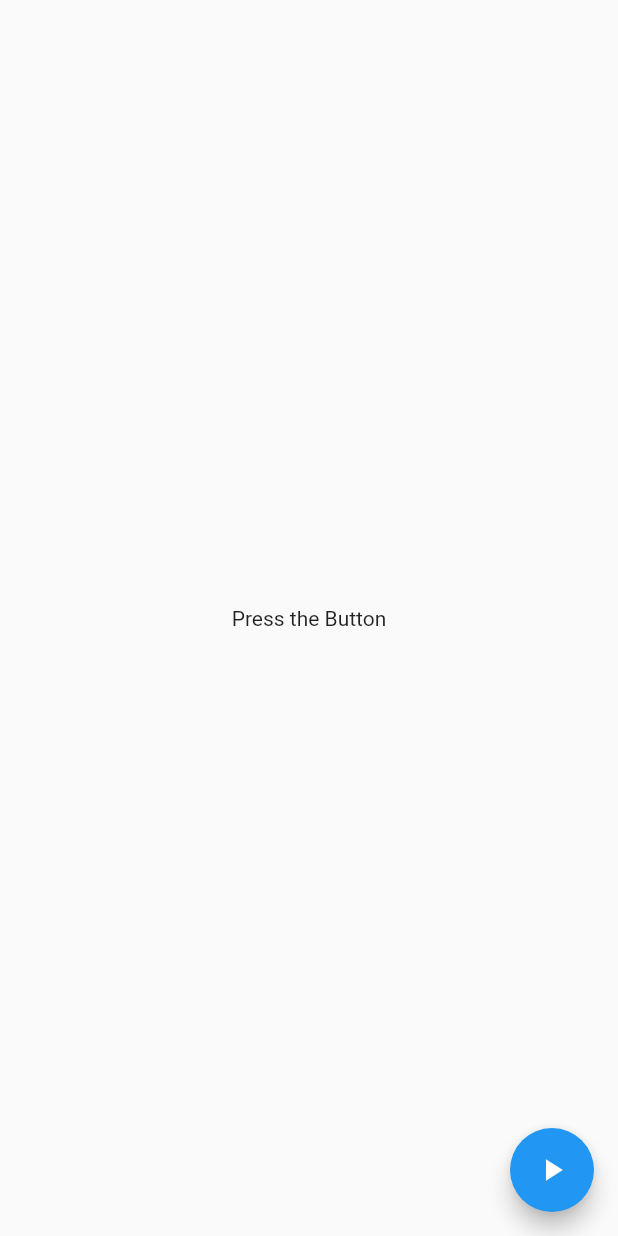
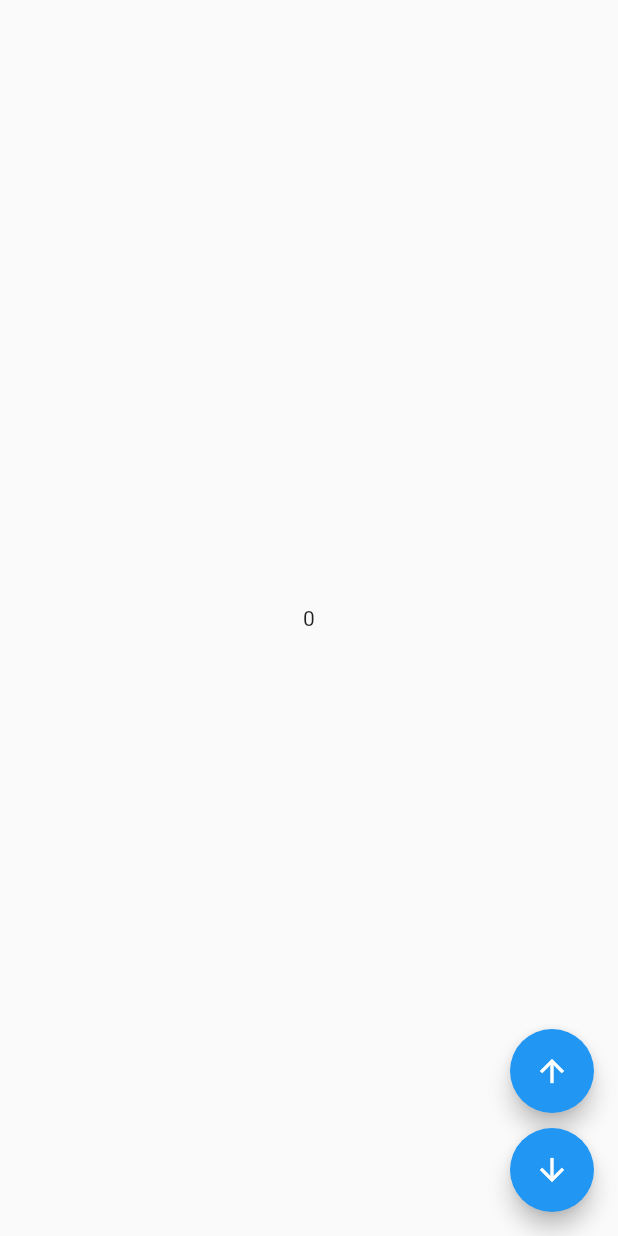
Before and after one commit to malak4822/Database-Test-App, a Flutter app: the MySettings screen opened directly, on a phone screen of 412 x 824 dp. Run offline on Flutter 3.47's test engine with Material 2 defaults, Android fonts, the light colour scheme and no system bars; our stand-ins replace bloc, flutter_bloc, google_fonts; missing offline and left inert: mysql1.

Commit message:
bloc_learning

```diff
--- /dev/null
+++ b/lib/bloc/counter_bloc.dart
@@ -0,0 +1,27 @@
+import 'package:bloc/bloc.dart';
+
+enum CounterEvent { increment, decrement }
+
+class CounterBloc extends Bloc<CounterEvent, int> {
+  CounterBloc() : super(0);
+
+  // {
+  //   on<CounterEvent>((event, emit) async {
+  //     emit(CounterLoading());
+  //     await Future.delayed(const Duration(seconds: 2));
+  //     emit(CounterSuccess());
+  //   });
+  // }
+
+  Stream<int> mapEventToState(CounterEvent event) async* {
+    switch (event) {
+      case CounterEvent.increment:
+        yield state + 1;
+        break;
+      case CounterEvent.decrement:
+        yield state - 1;
+        break;
+    }
+    throw (UnimplementedError);
+  }
+}
--- /dev/null
+++ b/lib/bloc/counter_event.dart
@@ -0,0 +1,5 @@
+part of 'counter_bloc.dart';
+
+abstract class CounterEvent {}
+
+class ChangeCounter extends CounterEvent {}
--- a/lib/bloc/products_bloc.dart
+++ /dev/null
@@ -1,13 +0,0 @@
-import 'package:bloc/bloc.dart';
-import 'package:databaseapp/bloc/products_event.dart';
-import 'package:databaseapp/bloc/products_state.dart';
-
-class ProductsBloc extends Bloc<ProductsEvent, ProductsState> {
-  ProductsBloc() : super(ProductsInitial()) {
-    on<ShowSnackBar>((event, emit) async {
-      emit(ProductsLoading());
-      await Future.delayed(const Duration(seconds: 3));
-      emit(ProductsSuccess());
-    });
-  }
-}
--- a/lib/bloc/products_event.dart
+++ /dev/null
@@ -1,8 +0,0 @@
-import 'package:meta/meta.dart';
-
-@immutable
-abstract class ProductsEvent {}
-
-class ShowSnackBar extends ProductsEvent {}
-
-class ChangeValue extends ProductsEvent {}
--- a/lib/bloc/products_state.dart
+++ /dev/null
@@ -1,21 +0,0 @@
-import 'package:flutter/material.dart';
-import 'package:meta/meta.dart';
-
-@immutable
-//
-abstract class ProductsState {}
-
-class ProductsInitial extends ProductsState {}
-
-class ProductsLoading extends ProductsState {}
-
-class ProductsSuccess extends ProductsState {}
-
-//
-abstract class CounterState {}
-
-class CounterInitial extends CounterState {}
-
-class CounterLoading extends CounterState {}
-
-class CounterSuccess extends CounterState {}
--- a/lib/settings.dart
+++ b/lib/settings.dart
@@ -1,48 +1,32 @@
-import 'package:databaseapp/bloc/products_bloc.dart';
-import 'package:databaseapp/bloc/products_event.dart';
-import 'package:databaseapp/bloc/products_state.dart';
+import 'package:databaseapp/bloc/counter_bloc.dart';
 import 'package:flutter/material.dart';
 import 'package:flutter_bloc/flutter_bloc.dart';
 
 class MySettings extends StatelessWidget {
   @override
   Widget build(BuildContext context) {
-    final productsBloc = BlocProvider.of<ProductsBloc>(context);
-
+    final counterBloc = BlocProvider.of<CounterBloc>(context);
     return Scaffold(
-      body: BlocListener<ProductsBloc, ProductsState>(
-        listener: (context, state) {
-          if (state is ProductsSuccess) {
-            ScaffoldMessenger.of(context).showSnackBar(
-              const SnackBar(
-                backgroundColor: Colors.green,
-                content: Text('Success'),
-              ),
-            );
-          }
-        },
-        child:
-            BlocBuilder<ProductsBloc, ProductsState>(builder: (context, state) {
-          if (state is ProductsInitial) {
-            return const Center(child: Text('Press the Button'));
-          }
-          if (state is ProductsLoading) {
-            return const Center(child: CircularProgressIndicator());
-          }
-          if (state is ProductsSuccess) {
-            return const Center(child: Text('Success'));
-          }
-          throw {};
-        }),
-      ),
+      body: BlocListener<CounterBloc, int>(
+          listener: (context, state) {},
+          child: Center(
+              child: BlocBuilder<CounterBloc, int>(builder: (context, state) {
+            return Text(state.toString());
+          }))),
       floatingActionButton: Column(
-        crossAxisAlignment: CrossAxisAlignment.end,
         mainAxisAlignment: MainAxisAlignment.end,
         children: <Widget>[
           FloatingActionButton(
-            child: const Icon(Icons.play_arrow),
+            child: const Icon(Icons.arrow_upward),
             onPressed: () {
-              productsBloc.add(ShowSnackBar());
+              counterBloc.add(CounterEvent.increment);
+            },
+          ),
+          const SizedBox(height: 10),
+          FloatingActionButton(
+            child: const Icon(Icons.arrow_downward),
+            onPressed: () {
+              counterBloc.add(CounterEvent.decrement);
             },
           ),
         ],
@@ -50,3 +34,56 @@ class MySettings extends StatelessWidget {
     );
   }
 }
+
+
+
+
+
+
+
+
+
+
+
+
+
+
+
+
+
+
+
+
+
+
+
+    // final productsBloc = BlocProvider.of<ProductsBloc>(context);
+
+
+    //           productsBloc.add(ShowSnackBar());
+
+ // body: BlocListener<ProductsBloc, ProductsState>(
+      //   listener: (context, state) {
+      //     if (state is ProductsSuccess) {
+      //       ScaffoldMessenger.of(context).showSnackBar(
+      //         const SnackBar(
+      //           backgroundColor: Colors.green,
+      //           content: Text('Success'),
+      //         ),
+      //       );
+      //     }
+      //   },
+      //   child:
+      //       BlocBuilder<ProductsBloc, ProductsState>(builder: (context, state) {
+      //     if (state is ProductsInitial) {
+      //       return const Center(child: Text('Press the Button'));
+      //     }
+      //     if (state is ProductsLoading) {
+      //       return const Center(child: CircularProgressIndicator());
+      //     }
+      //     if (state is ProductsSuccess) {
+      //       return const Center(child: Text('Success'));
+      //     }
+      //     throw {};
+      //   }),
+      // ),
```
Also changed, not shown: lib/bloc/counter_state.dart (added, +9 -0 lines), lib/main.dart (+10 -7 lines).
